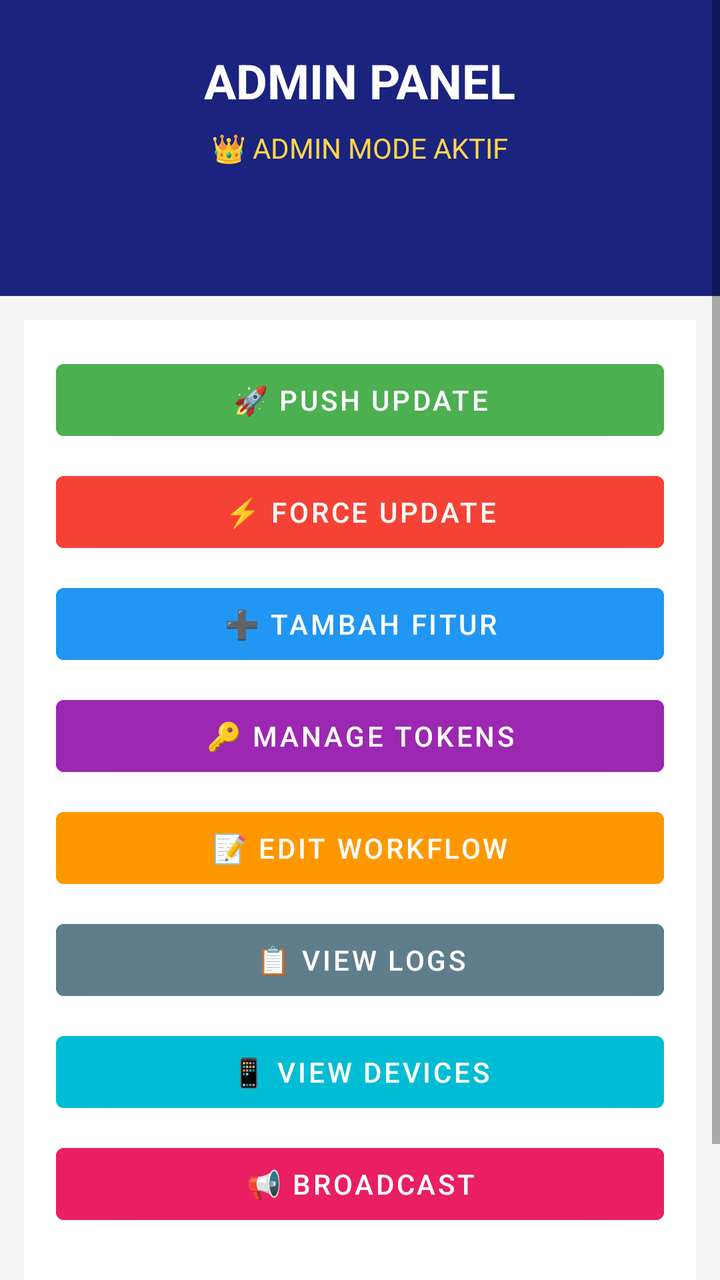
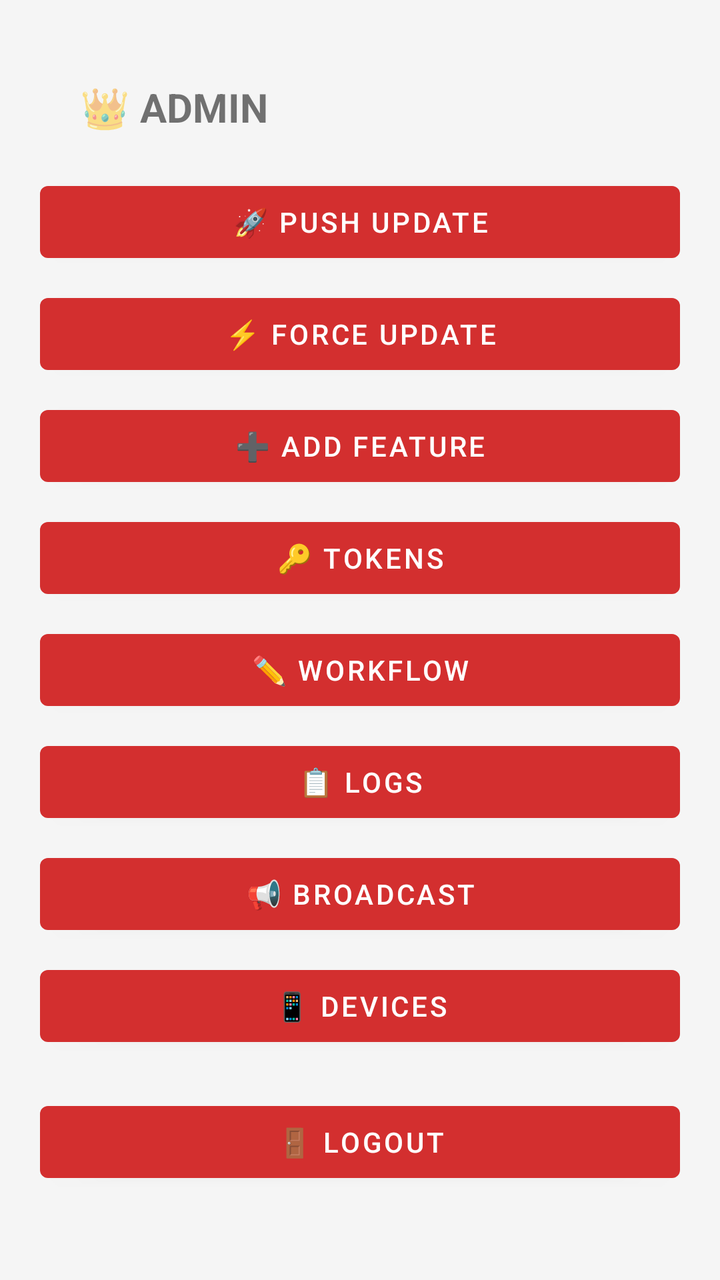

An Android layout rendered at two revisions. The XML below is the earlier revision; the diff shows what the commit changed to produce the second picture.
<!-- AndroidManifest.xml: application theme Theme.YadPipeline -->
<!-- res/layout/activity_admin.xml -->
<?xml version="1.0" encoding="utf-8"?>
<ScrollView xmlns:android="http://schemas.android.com/apk/res/android"
    android:layout_width="match_parent"
    android:layout_height="match_parent"
    android:background="#F5F5F5">

    <LinearLayout
        android:orientation="vertical"
        android:layout_width="match_parent"
        android:layout_height="wrap_content">

        <LinearLayout
            android:orientation="vertical"
            android:background="#1A237E"
            android:padding="24dp"
            android:layout_width="match_parent"
            android:layout_height="wrap_content">
            <TextView
                android:text="ADMIN PANEL"
                android:textColor="#FFFFFF"
                android:textSize="24sp"
                android:textStyle="bold"
                android:layout_gravity="center"
                android:layout_width="wrap_content"
                android:layout_height="wrap_content"/>
            <TextView
                android:id="@+id/tvAdminStatus"
                android:text="👑 ADMIN MODE AKTIF"
                android:textColor="#FFD54F"
                android:textSize="14sp"
                android:layout_gravity="center"
                android:layout_marginTop="8dp"
                android:layout_width="wrap_content"
                android:layout_height="wrap_content"/>
            <TextView
                android:id="@+id/tvAdminEmail"
                android:textColor="#FFFFFF"
                android:textSize="12sp"
                android:layout_gravity="center"
                android:layout_marginTop="4dp"
                android:layout_width="wrap_content"
                android:layout_height="wrap_content"/>
            <TextView
                android:id="@+id/tvAdminLogin"
                android:textColor="#B0BEC5"
                android:textSize="12sp"
                android:layout_gravity="center"
                android:layout_marginTop="4dp"
                android:layout_width="wrap_content"
                android:layout_height="wrap_content"/>
        </LinearLayout>

        <LinearLayout
            android:orientation="vertical"
            android:background="#FFFFFF"
            android:padding="16dp"
            android:layout_margin="12dp"
            android:layout_width="match_parent"
            android:layout_height="wrap_content">

            <Button android:id="@+id/btnPushUpdate"
                android:text="🚀 PUSH UPDATE"
                android:backgroundTint="#4CAF50"
                android:textColor="#FFFFFF"
                android:layout_marginBottom="8dp"
                android:layout_width="match_parent"
                android:layout_height="wrap_content"/>

            <Button android:id="@+id/btnForceUpdate"
                android:text="⚡ FORCE UPDATE"
                android:backgroundTint="#F44336"
                android:textColor="#FFFFFF"
                android:layout_marginBottom="8dp"
                android:layout_width="match_parent"
                android:layout_height="wrap_content"/>

            <Button android:id="@+id/btnTambahFitur"
                android:text="➕ TAMBAH FITUR"
                android:backgroundTint="#2196F3"
                android:textColor="#FFFFFF"
                android:layout_marginBottom="8dp"
                android:layout_width="match_parent"
                android:layout_height="wrap_content"/>

            <Button android:id="@+id/btnManageTokens"
                android:text="🔑 MANAGE TOKENS"
                android:backgroundTint="#9C27B0"
                android:textColor="#FFFFFF"
                android:layout_marginBottom="8dp"
                android:layout_width="match_parent"
                android:layout_height="wrap_content"/>

            <Button android:id="@+id/btnEditWorkflow"
                android:text="📝 EDIT WORKFLOW"
                android:backgroundTint="#FF9800"
                android:textColor="#FFFFFF"
                android:layout_marginBottom="8dp"
                android:layout_width="match_parent"
                android:layout_height="wrap_content"/>

            <Button android:id="@+id/btnViewLogs"
                android:text="📋 VIEW LOGS"
                android:backgroundTint="#607D8B"
                android:textColor="#FFFFFF"
                android:layout_marginBottom="8dp"
                android:layout_width="match_parent"
                android:layout_height="wrap_content"/>

            <Button android:id="@+id/btnViewDevices"
                android:text="📱 VIEW DEVICES"
                android:backgroundTint="#00BCD4"
                android:textColor="#FFFFFF"
                android:layout_marginBottom="8dp"
                android:layout_width="match_parent"
                android:layout_height="wrap_content"/>

            <Button android:id="@+id/btnBroadcast"
                android:text="📢 BROADCAST"
                android:backgroundTint="#E91E63"
                android:textColor="#FFFFFF"
                android:layout_marginBottom="8dp"
                android:layout_width="match_parent"
                android:layout_height="wrap_content"/>

            <Button android:id="@+id/btnLogout"
                android:text="🚪 LOGOUT"
                android:backgroundTint="#757575"
                android:textColor="#FFFFFF"
                android:layout_marginTop="16dp"
                android:layout_width="match_parent"
                android:layout_height="wrap_content"/>
        </LinearLayout>
    </LinearLayout>
</ScrollView>
<!-- resources referenced by this layout -->
<resources>
  <style name="Theme.YadPipeline" parent="Theme.MaterialComponents.DayNight.NoActionBar">
          <item name="colorPrimary">@color/brand_primary</item>
          <item name="colorAccent">@color/brand_accent</item>
          <item name="android:windowBackground">@color/bg_light</item>
          <item name="android:statusBarColor">@color/brand_dark</item>
      </style>
  <color name="brand_primary">#D32F2F</color>
  <color name="brand_accent">#FFC107</color>
  <color name="bg_light">#F5F5F5</color>
  <color name="brand_dark">#9A0007</color>
</resources>

<!-- the commit's change to res/layout/activity_admin.xml (unified diff, before → after) -->
@@ -1,134 +1,36 @@
 <?xml version="1.0" encoding="utf-8"?>
 <ScrollView xmlns:android="http://schemas.android.com/apk/res/android"
-    android:layout_width="match_parent"
-    android:layout_height="match_parent"
-    android:background="#F5F5F5">
-
-    <LinearLayout
-        android:orientation="vertical"
-        android:layout_width="match_parent"
-        android:layout_height="wrap_content">
-
-        <LinearLayout
-            android:orientation="vertical"
-            android:background="#1A237E"
-            android:padding="24dp"
-            android:layout_width="match_parent"
-            android:layout_height="wrap_content">
-            <TextView
-                android:text="ADMIN PANEL"
-                android:textColor="#FFFFFF"
-                android:textSize="24sp"
-                android:textStyle="bold"
-                android:layout_gravity="center"
-                android:layout_width="wrap_content"
-                android:layout_height="wrap_content"/>
-            <TextView
-                android:id="@+id/tvAdminStatus"
-                android:text="👑 ADMIN MODE AKTIF"
-                android:textColor="#FFD54F"
-                android:textSize="14sp"
-                android:layout_gravity="center"
-                android:layout_marginTop="8dp"
-                android:layout_width="wrap_content"
-                android:layout_height="wrap_content"/>
-            <TextView
-                android:id="@+id/tvAdminEmail"
-                android:textColor="#FFFFFF"
-                android:textSize="12sp"
-                android:layout_gravity="center"
-                android:layout_marginTop="4dp"
-                android:layout_width="wrap_content"
-                android:layout_height="wrap_content"/>
-            <TextView
-                android:id="@+id/tvAdminLogin"
-                android:textColor="#B0BEC5"
-                android:textSize="12sp"
-                android:layout_gravity="center"
-                android:layout_marginTop="4dp"
-                android:layout_width="wrap_content"
-                android:layout_height="wrap_content"/>
-        </LinearLayout>
-
-        <LinearLayout
-            android:orientation="vertical"
-            android:background="#FFFFFF"
-            android:padding="16dp"
-            android:layout_margin="12dp"
-            android:layout_width="match_parent"
-            android:layout_height="wrap_content">
-
-            <Button android:id="@+id/btnPushUpdate"
-                android:text="🚀 PUSH UPDATE"
-                android:backgroundTint="#4CAF50"
-                android:textColor="#FFFFFF"
-                android:layout_marginBottom="8dp"
-                android:layout_width="match_parent"
-                android:layout_height="wrap_content"/>
-
-            <Button android:id="@+id/btnForceUpdate"
-                android:text="⚡ FORCE UPDATE"
-                android:backgroundTint="#F44336"
-                android:textColor="#FFFFFF"
-                android:layout_marginBottom="8dp"
-                android:layout_width="match_parent"
-                android:layout_height="wrap_content"/>
-
-            <Button android:id="@+id/btnTambahFitur"
-                android:text="➕ TAMBAH FITUR"
-                android:backgroundTint="#2196F3"
-                android:textColor="#FFFFFF"
-                android:layout_marginBottom="8dp"
-                android:layout_width="match_parent"
-                android:layout_height="wrap_content"/>
-
-            <Button android:id="@+id/btnManageTokens"
-                android:text="🔑 MANAGE TOKENS"
-                android:backgroundTint="#9C27B0"
-                android:textColor="#FFFFFF"
-                android:layout_marginBottom="8dp"
-                android:layout_width="match_parent"
-                android:layout_height="wrap_content"/>
-
-            <Button android:id="@+id/btnEditWorkflow"
-                android:text="📝 EDIT WORKFLOW"
-                android:backgroundTint="#FF9800"
-                android:textColor="#FFFFFF"
-                android:layout_marginBottom="8dp"
-                android:layout_width="match_parent"
-                android:layout_height="wrap_content"/>
-
-            <Button android:id="@+id/btnViewLogs"
-                android:text="📋 VIEW LOGS"
-                android:backgroundTint="#607D8B"
-                android:textColor="#FFFFFF"
-                android:layout_marginBottom="8dp"
-                android:layout_width="match_parent"
-                android:layout_height="wrap_content"/>
-
-            <Button android:id="@+id/btnViewDevices"
-                android:text="📱 VIEW DEVICES"
-                android:backgroundTint="#00BCD4"
-                android:textColor="#FFFFFF"
-                android:layout_marginBottom="8dp"
-                android:layout_width="match_parent"
-                android:layout_height="wrap_content"/>
-
-            <Button android:id="@+id/btnBroadcast"
-                android:text="📢 BROADCAST"
-                android:backgroundTint="#E91E63"
-                android:textColor="#FFFFFF"
-                android:layout_marginBottom="8dp"
-                android:layout_width="match_parent"
-                android:layout_height="wrap_content"/>
-
-            <Button android:id="@+id/btnLogout"
-                android:text="🚪 LOGOUT"
-                android:backgroundTint="#757575"
-                android:textColor="#FFFFFF"
-                android:layout_marginTop="16dp"
-                android:layout_width="match_parent"
-                android:layout_height="wrap_content"/>
-        </LinearLayout>
+    android:layout_width="match_parent" android:layout_height="match_parent">
+    <LinearLayout android:layout_width="match_parent" android:layout_height="wrap_content"
+        android:orientation="vertical" android:padding="20dp">
+        <TextView android:id="@+id/tvAdminInfo" android:layout_width="match_parent"
+            android:layout_height="wrap_content" android:text="👑 ADMIN" android:textSize="20sp"
+            android:textStyle="bold" android:padding="20dp" />
+        <Button android:id="@+id/btnPushUpdate" android:layout_width="match_parent"
+            android:layout_height="wrap_content" android:text="🚀 Push Update" />
+        <Button android:id="@+id/btnForceUpdate" android:layout_width="match_parent"
+            android:layout_height="wrap_content" android:text="⚡ Force Update"
+            android:layout_marginTop="8dp" />
+        <Button android:id="@+id/btnAddFeature" android:layout_width="match_parent"
+            android:layout_height="wrap_content" android:text="➕ Add Feature"
+            android:layout_marginTop="8dp" />
+        <Button android:id="@+id/btnManageTokens" android:layout_width="match_parent"
+            android:layout_height="wrap_content" android:text="🔑 Tokens"
+            android:layout_marginTop="8dp" />
+        <Button android:id="@+id/btnEditWorkflow" android:layout_width="match_parent"
+            android:layout_height="wrap_content" android:text="✏️ Workflow"
+            android:layout_marginTop="8dp" />
+        <Button android:id="@+id/btnViewLogs" android:layout_width="match_parent"
+            android:layout_height="wrap_content" android:text="📋 Logs"
+            android:layout_marginTop="8dp" />
+        <Button android:id="@+id/btnBroadcast" android:layout_width="match_parent"
+            android:layout_height="wrap_content" android:text="📢 Broadcast"
+            android:layout_marginTop="8dp" />
+        <Button android:id="@+id/btnViewAllDevices" android:layout_width="match_parent"
+            android:layout_height="wrap_content" android:text="📱 Devices"
+            android:layout_marginTop="8dp" />
+        <Button android:id="@+id/btnLogout" android:layout_width="match_parent"
+            android:layout_height="wrap_content" android:text="🚪 Logout"
+            android:layout_marginTop="20dp" />
     </LinearLayout>
 </ScrollView>
